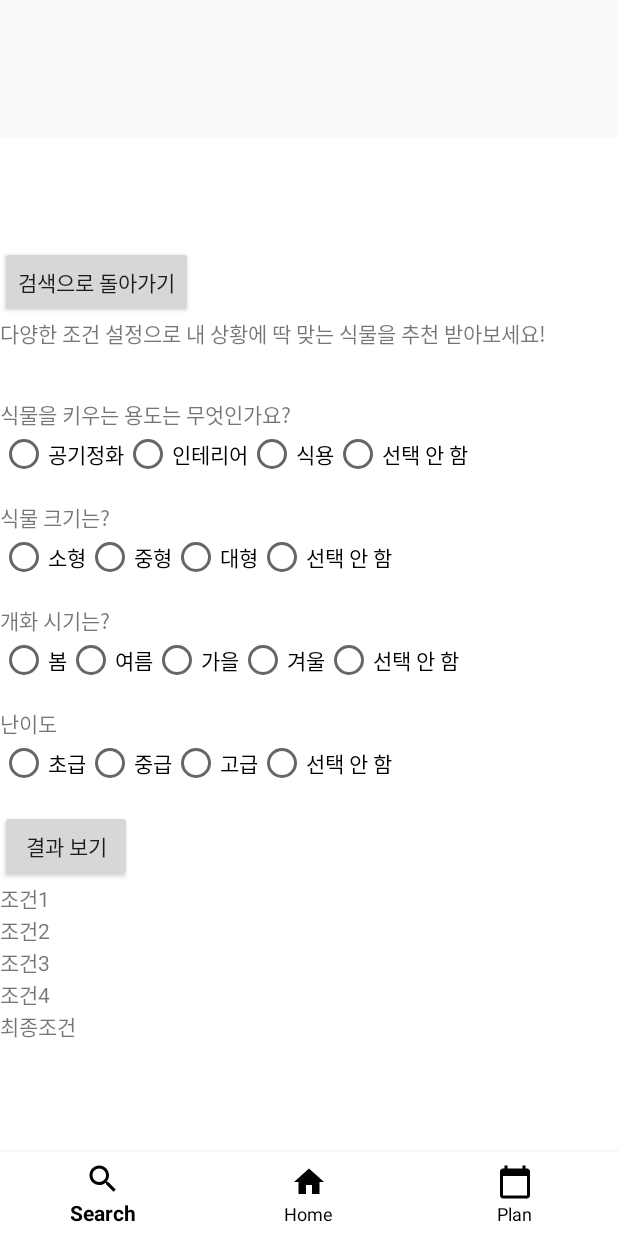
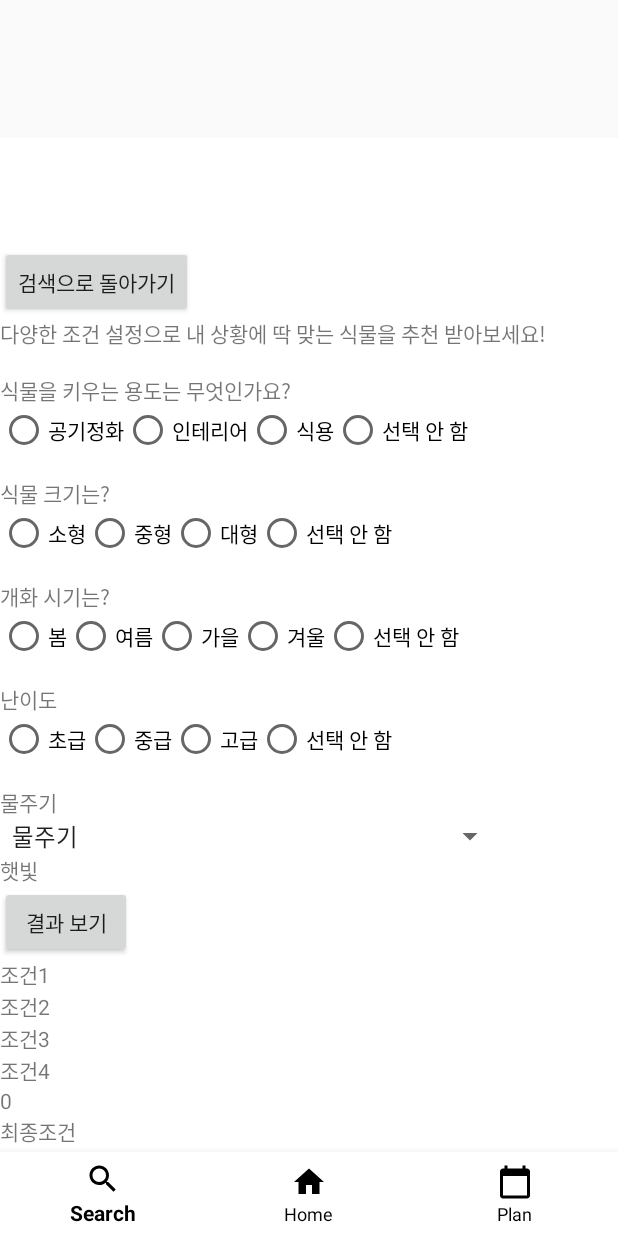
Before and after one commit to nijuy/chlorophyll, an Android app: the screen it shows after launch (MainActivity), after a tap on "나한테 꼭 맞는 식물 추천 받으러 가기!", on a phone screen of 412 x 824 dp. Run offline under Robolectric (Android 15) with nearby library versions, the phone set to English and light mode, and no system bars.

Commit message:
추천 페이지 조건5(물주기) + 이벤트 추가

```diff
--- a/app/src/main/java/com/example/myapplication/recommend/FragmentRecommend.java
+++ b/app/src/main/java/com/example/myapplication/recommend/FragmentRecommend.java
@@ -4,8 +4,11 @@ import android.os.Bundle;
 import android.view.LayoutInflater;
 import android.view.View;
 import android.view.ViewGroup;
+import android.widget.AdapterView;
+import android.widget.ArrayAdapter;
 import android.widget.Button;
 import android.widget.RadioGroup;
+import android.widget.Spinner;
 import android.widget.TextView;
 import android.widget.Toast;
 
@@ -26,20 +29,29 @@ public class FragmentRecommend extends Fragment {
         view = inflater.inflate(R.layout.fragment_recommend, container,false);
         Button btnGetResult;
         Button btnBack;
-        TextView result, cond1, cond2, cond3, cond4;
+        TextView result, cond1, cond2, cond3, cond4, cond5;
         RadioGroup group1, group2, group3, group4;
+        Spinner group5;
 
         btnBack = view.findViewById(R.id.btn_goSearch); //추천 페이지로 가는 버튼
         btnGetResult = view.findViewById(R.id.btn_getResult); // 조건 설정 다 하고 누르는 버튼
+
         result = view.findViewById(R.id.filteringCondition);
-        cond1 = view.findViewById(R.id.filteringCondition1);
+        cond1 = view.findViewById(R.id.filteringCondition1); // 조건 확인용 텍스트뷰라서 나중에 지우는게 좋을듯
         cond2 = view.findViewById(R.id.filteringCondition2);
         cond3 = view.findViewById(R.id.filteringCondition3);
         cond4 = view.findViewById(R.id.filteringCondition4);
+        cond5 = view.findViewById(R.id.filteringCondition5);
+
         group1 = view.findViewById(R.id.group1);
         group2 = view.findViewById(R.id.group2);
         group3 = view.findViewById(R.id.group3);
         group4 = view.findViewById(R.id.group4);
+        group5 = view.findViewById(R.id.group5);
+
+        ArrayAdapter<CharSequence> adapter = ArrayAdapter.createFromResource(getContext(), R.array.condition5_items, android.R.layout.simple_spinner_item);
+        adapter.setDropDownViewResource(android.R.layout.simple_spinner_dropdown_item);
+        group5.setAdapter(adapter);
 
         btnBack.setOnClickListener(view -> {
             FragmentManager fm = getParentFragmentManager();
@@ -55,14 +67,19 @@ public class FragmentRecommend extends Fragment {
 
         btnGetResult.setOnClickListener(view -> {
 
-            if(group1.getCheckedRadioButtonId() == -1 | group2.getCheckedRadioButtonId() == -1 | group3.getCheckedRadioButtonId() == -1 | group4.getCheckedRadioButtonId() == -1){
+            if(group1.getCheckedRadioButtonId() == -1 |
+               group2.getCheckedRadioButtonId() == -1 |
+               group3.getCheckedRadioButtonId() == -1 |
+               group4.getCheckedRadioButtonId() == -1 |
+               group5.getSelectedItemPosition() == 0) {
                 Toast.makeText(view.getContext().getApplicationContext(), "선택하지 않은 조건이 있어요!", Toast.LENGTH_SHORT).show();
             } else {
-                result.setText("\n선택한 조건값 확인 :\n");
+                result.setText("선택한 조건값 확인 :\n");
                 result.append(cond1.getText());
                 result.append(cond2.getText());
                 result.append(cond3.getText());
                 result.append(cond4.getText());
+                result.append(cond5.getText());
             }
         });
 
@@ -150,6 +167,21 @@ public class FragmentRecommend extends Fragment {
             }
         }));
 
+        group5.setOnItemSelectedListener(new AdapterView.OnItemSelectedListener() {
+            @Override
+            public void onItemSelected(AdapterView<?> adapterView, View view, int i, long l) {
+                cond5.setText(Integer.toString(adapterView.getSelectedItemPosition())); // 선택된 항목의 위치
+                //cond5.setText(adapterView.getItemAtPosition(i).toString()); // 선택된 항목의 실제값
+            }
+
+            @Override
+            public void onNothingSelected(AdapterView<?> adapterView) {
+
+            }
+        });
+
         return view;
     }
+
+
 }
--- a/app/src/main/res/layout/fragment_recommend.xml
+++ b/app/src/main/res/layout/fragment_recommend.xml
@@ -10,7 +10,9 @@
     <LinearLayout
         android:layout_width="match_parent"
         android:layout_height="match_parent"
-        android:orientation="vertical">
+        android:orientation="vertical"
+        tools:layout_editor_absoluteX="-204dp"
+        tools:layout_editor_absoluteY="-143dp">
 
         <Button
             android:id="@+id/btn_goSearch"
@@ -37,6 +39,7 @@
             android:text="@string/condition1"
             tools:layout_editor_absoluteX="176dp"
             tools:layout_editor_absoluteY="172dp" />
+
         <RadioGroup
             android:id="@+id/group1"
             android:layout_width="408dp"
@@ -77,6 +80,7 @@
             android:text="@string/condition2"
             tools:layout_editor_absoluteX="176dp"
             tools:layout_editor_absoluteY="172dp" />
+
         <RadioGroup
             android:id="@+id/group2"
             android:layout_width="408dp"
@@ -117,6 +121,7 @@
             android:text="@string/condition3"
             tools:layout_editor_absoluteX="176dp"
             tools:layout_editor_absoluteY="172dp" />
+
         <RadioGroup
             android:id="@+id/group3"
             android:layout_width="408dp"
@@ -163,6 +168,7 @@
             android:text="@string/condition4"
             tools:layout_editor_absoluteX="176dp"
             tools:layout_editor_absoluteY="172dp" />
+
         <RadioGroup
             android:id="@+id/group4"
             android:layout_width="408dp"
@@ -195,6 +201,29 @@
                 android:layout_height="wrap_content"
                 android:text="@string/condition4_4" />
         </RadioGroup>
+
+        <TextView
+            android:id="@+id/condition5"
+            android:layout_width="wrap_content"
+            android:layout_height="wrap_content"
+            android:text="@string/condition5"
+            tools:layout_editor_absoluteX="176dp"
+            tools:layout_editor_absoluteY="172dp" />
+
+        <Spinner
+            android:id="@+id/group5"
+            android:layout_width="wrap_content"
+            android:layout_height="wrap_content"
+            android:spinnerMode="dropdown"
+            android:popupBackground="@color/teal_500"/>
+
+        <TextView
+            android:id="@+id/condition6"
+            android:layout_width="wrap_content"
+            android:layout_height="wrap_content"
+            android:text="@string/condition6"
+            tools:layout_editor_absoluteX="176dp"
+            tools:layout_editor_absoluteY="172dp" />
 
         <Button
             android:id="@+id/btn_getResult"
@@ -236,6 +265,14 @@
             tools:layout_editor_absoluteY="172dp" />
 
         <TextView
+            android:id="@+id/filteringCondition5"
+            android:layout_width="match_parent"
+            android:layout_height="wrap_content"
+            android:text="@string/filteringCondition5"
+            tools:layout_editor_absoluteX="176dp"
+            tools:layout_editor_absoluteY="172dp" />
+
+        <TextView
             android:id="@+id/filteringCondition"
             android:layout_width="match_parent"
             android:layout_height="wrap_content"
--- a/app/src/main/res/values/colors.xml
+++ b/app/src/main/res/values/colors.xml
@@ -7,4 +7,6 @@
     <color name="teal_700">#FF018786</color>
     <color name="black">#FF000000</color>
     <color name="white">#FFFFFFFF</color>
+
+    <color name="teal_500">#A8D6C7</color> <!-- 추천 페이지의 spinner 열었을 때 배경색 -->
 </resources>
--- a/app/src/main/res/values/strings.xml
+++ b/app/src/main/res/values/strings.xml
@@ -7,7 +7,7 @@
 
     <string name="btn_recommend">나한테 꼭 맞는 식물 추천 받으러 가기!</string>
     <string name="btn_goSearch">검색으로 돌아가기</string>
-    <string name="recommendText">다양한 조건 설정으로 내 상황에 딱 맞는 식물을 추천 받아보세요!\n\n</string>
+    <string name="recommendText">다양한 조건 설정으로 내 상황에 딱 맞는 식물을 추천 받아보세요!\n</string>
 
     <string name="condition1">식물을 키우는 용도는 무엇인가요?</string>
     <string name="condition1_1">공기정화</string>
@@ -34,10 +34,24 @@
     <string name="condition4_3">고급</string>
     <string name="condition4_4">선택 안 함</string>
 
+    <string name="condition5">물주기</string>
+    <string-array name="condition5_items">
+        <item>물주기</item>
+        <item>항상 흙이 물에 잠기도록</item>
+        <item>흙이 물에 잠기지 않는 촉촉한 상태를 유지</item>
+        <item>흙의 표면이 말랐을 때</item>
+        <item>화분 속 흙이 모두 말랐을 때</item>
+        <item>선택 안 함</item>
+    </string-array>
+
+    <string name="condition6">햇빛</string>
+
     <string name="btn_getResult">결과 보기</string>
     <string name="filteringCondition1">조건1</string>
     <string name="filteringCondition2">조건2</string>
     <string name="filteringCondition3">조건3</string>
     <string name="filteringCondition4">조건4</string>
+    <string name="filteringCondition5">조건5</string>
+    <string name="filteringCondition6">조건6</string>
     <string name="filteringCondition">최종조건</string>
 </resources>
```
Lines whose indentation alone changed are shown as unchanged.
